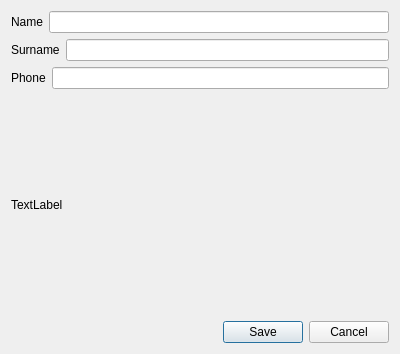
Above: ui/formDialog.ui from francidellungo/ContactManager before the change. Below: the same form after it.
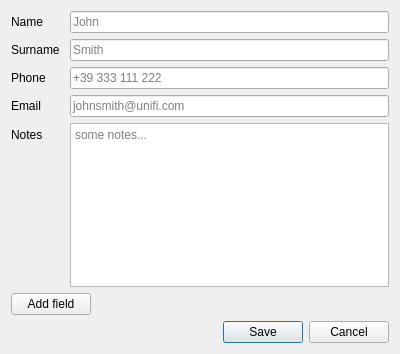
That is the form after the change.

Commit message: Form dialog with name, surname, phone, email and notes. Placeholder text for line edits

```diff
--- a/ui/formDialog.ui
+++ b/ui/formDialog.ui
@@ -15,58 +15,95 @@
   </property>
   <layout class="QVBoxLayout" name="verticalLayout_2">
    <item>
-    <layout class="QHBoxLayout" name="nameLayout">
-     <item>
+    <layout class="QFormLayout" name="formLayout">
+     <property name="horizontalSpacing">
+      <number>10</number>
+     </property>
+     <property name="bottomMargin">
+      <number>0</number>
+     </property>
+     <item row="1" column="0">
+      <widget class="QLabel" name="surname_label">
+       <property name="text">
+        <string>Surname</string>
+       </property>
+      </widget>
+     </item>
+     <item row="0" column="1">
+      <widget class="QLineEdit" name="name_lineEdit">
+       <property name="accessibleDescription">
+        <string/>
+       </property>
+       <property name="placeholderText">
+        <string>John</string>
+       </property>
+      </widget>
+     </item>
+     <item row="0" column="0">
       <widget class="QLabel" name="name_label">
        <property name="text">
         <string>Name</string>
        </property>
       </widget>
      </item>
-     <item>
-      <widget class="QLineEdit" name="name_lineEdit">
-       <property name="statusTip">
-        <string/>
+     <item row="1" column="1">
+      <widget class="QLineEdit" name="surname_lineEdit">
+       <property name="placeholderText">
+        <string>Smith</string>
        </property>
-       <property name="inputMask">
-        <string/>
-       </property>
       </widget>
      </item>
-    </layout>
-   </item>
-   <item>
-    <layout class="QHBoxLayout" name="surnameLayout">
-     <item>
-      <widget class="QLabel" name="suename_label">
-       <property name="text">
-        <string>Surname</string>
-       </property>
-      </widget>
-     </item>
-     <item>
-      <widget class="QLineEdit" name="surname_lineEdit"/>
-     </item>
-    </layout>
-   </item>
-   <item>
-    <layout class="QHBoxLayout" name="phoneLayout">
-     <item>
+     <item row="2" column="0">
       <widget class="QLabel" name="phone_label">
        <property name="text">
         <string>Phone</string>
        </property>
       </widget>
      </item>
-     <item>
-      <widget class="QLineEdit" name="phone_lineEdit"/>
+     <item row="2" column="1">
+      <widget class="QLineEdit" name="phone_lineEdit">
+       <property name="placeholderText">
+        <string>+39 333 111 222</string>
+       </property>
+      </widget>
+     </item>
+     <item row="3" column="0">
+      <widget class="QLabel" name="email_label">
+       <property name="text">
+        <string>Email</string>
+       </property>
+      </widget>
+     </item>
+     <item row="3" column="1">
+      <widget class="QLineEdit" name="email_lineEdit">
+       <property name="inputMethodHints">
+        <set>Qt::ImhNone</set>
+       </property>
+       <property name="placeholderText">
+        <string>johnsmith@unifi.com</string>
+       </property>
+      </widget>
+     </item>
+     <item row="4" column="0">
+      <widget class="QLabel" name="notes_label">
+       <property name="text">
+        <string>Notes</string>
+       </property>
+      </widget>
+     </item>
+     <item row="4" column="1">
+      <widget class="QTextEdit" name="notes_textEdit">
+       <property name="placeholderText">
+        <string>some notes...</string>
+       </property>
+      </widget>
      </item>
     </layout>
    </item>
-   <item>
-    <widget class="QLabel" name="label">
+   <item alignment="Qt::AlignLeft">
+    <widget class="QPushButton" name="add_field_pb">
      <property name="text">
-      <string>TextLabel</string>
+      <string>Add field</string>
      </property>
     </widget>
    </item>
```
Left out of the diff: 8 changed lines with no effect on the pictures. The commit also changes 5 other files.
